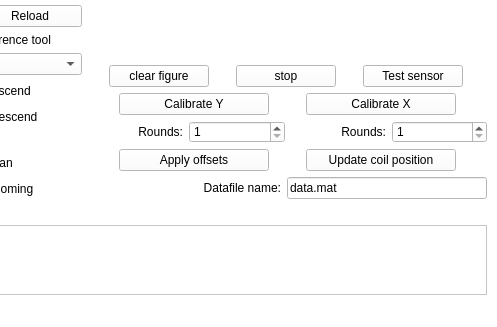
martijnschouten/inductive_calibration_GUI, file interface.ui: the form before one commit; both pictures show x 143 to 640 and y 297 to 624 of the 640 by 624 pixel window.
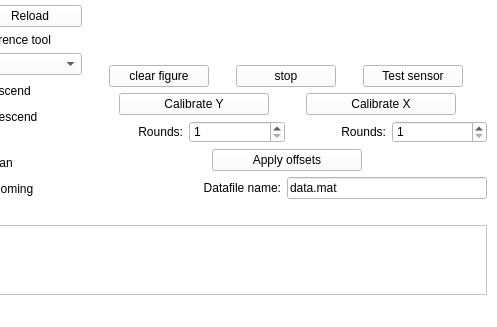
The form after the commit. Custom widgets are drawn as their Qt base class.

What changed in the file:
```diff
--- a/interface.ui
+++ b/interface.ui
@@ -656,25 +656,6 @@
             </property>
            </widget>
           </item>
-          <item>
-           <widget class="QPushButton" name="update_coil_button">
-            <property name="minimumSize">
-             <size>
-              <width>115</width>
-              <height>0</height>
-             </size>
-            </property>
-            <property name="maximumSize">
-             <size>
-              <width>150</width>
-              <height>16777215</height>
-             </size>
-            </property>
-            <property name="text">
-             <string>Update coil position</string>
-            </property>
-           </widget>
-          </item>
          </layout>
         </item>
         <item>
```
Left out of the diff: 2 changed lines with no effect on the pictures.
